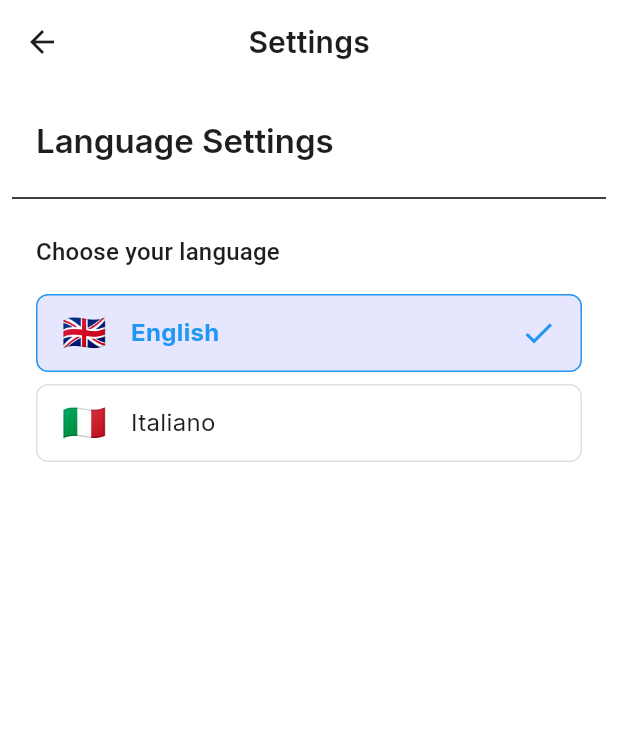
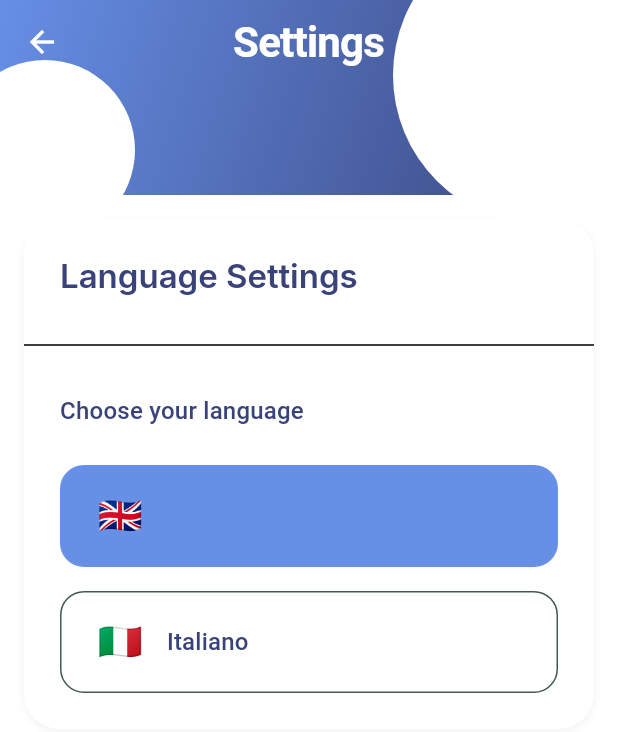
Before and after one commit to MaryRinaldi/intelligearth_mobile_app, a Flutter app: the SettingsPage screen opened by its route, on a phone screen of 412 x 824 dp. Shown: the top 732 px of the screen. Run offline on Flutter 3.47's test engine with Material 3 defaults, Android fonts, the phone set to English and light mode, and no system bars; our stand-ins replace flutter_map, google_fonts, image_picker, latlong2, shared_preferences; accounts and stored records are empty; generated files the repository leaves out were written again; network calls fail.

Commit message:
theme design

```diff
--- a/lib/models/user_model.dart
+++ b/lib/models/user_model.dart
@@ -3,6 +3,7 @@ class User {
   final String name;
   final String email;
   final String role;
+  final String position;
 
   // Costruttore
   User({
@@ -10,13 +11,15 @@ class User {
     required this.name,
     required this.email,
     required this.role,
+    this.position = 'Guest',
   });
 
-   User.empty()
+  User.empty()
       : id = '',
         name = '',
         email = '',
-        role = '';
+        role = '',
+        position = 'Guest';
 
   // Metodo factory per creare un oggetto User da un JSON
   factory User.fromJson(Map<String, dynamic> json) {
@@ -25,6 +28,7 @@ class User {
       name: json['name'] as String,
       email: json['email'] as String,
       role: json['role'] as String, //es admin o utente normale
+      position: json['position'] as String? ?? 'Guest',
     );
   }
 
@@ -35,6 +39,7 @@ class User {
       'name': name,
       'email': email,
       'role': role,
+      'position': position,
     };
   }
 }
--- a/lib/screens/settings_page.dart
+++ b/lib/screens/settings_page.dart
@@ -2,6 +2,7 @@ import 'package:flutter/material.dart';
 import 'package:provider/provider.dart';
 import 'package:flutter_gen/gen_l10n/app_localizations.dart';
 import '../providers/locale_provider.dart';
+import '../theme/app_theme.dart';
 
 class SettingsPage extends StatelessWidget {
   const SettingsPage({super.key});
@@ -12,43 +13,53 @@ class SettingsPage extends StatelessWidget {
     final localeProvider = Provider.of<LocaleProvider>(context);
 
     return Scaffold(
-      appBar: AppBar(
-        title: Text(l10n.settings),
+      appBar: CustomAppBar(
+        title: l10n.settings,
       ),
       body: ListView(
+        padding: const EdgeInsets.all(AppTheme.spacingMedium),
         children: [
-          // Sezione Lingua
-          Card(
-            margin: const EdgeInsets.all(8.0),
+          Container(
+            decoration: BoxDecoration(
+              color: Colors.white,
+              borderRadius: BorderRadius.circular(AppTheme.borderRadiusLarge),
+              boxShadow: AppTheme.softShadow,
+            ),
             child: Column(
               crossAxisAlignment: CrossAxisAlignment.start,
               children: [
                 Padding(
-                  padding: const EdgeInsets.all(16.0),
+                  padding: const EdgeInsets.all(AppTheme.spacingLarge),
                   child: Text(
                     l10n.languageSettings,
-                    style: Theme.of(context).textTheme.titleLarge,
+                    style: Theme.of(context).textTheme.titleLarge?.copyWith(
+                          color: AppTheme.textOnLightColor,
+                          fontWeight: FontWeight.w600,
+                        ),
                   ),
                 ),
                 const Divider(),
                 Padding(
-                  padding: const EdgeInsets.all(16.0),
+                  padding: const EdgeInsets.all(AppTheme.spacingLarge),
                   child: Column(
                     crossAxisAlignment: CrossAxisAlignment.start,
                     children: [
                       Text(
                         l10n.chooseLanguage,
-                        style: Theme.of(context).textTheme.titleMedium,
+                        style:
+                            Theme.of(context).textTheme.titleMedium?.copyWith(
+                                  color: AppTheme.textOnLightColor,
+                                  fontWeight: FontWeight.w500,
+                                ),
                       ),
-                      const SizedBox(height: 16),
-                      // Opzioni lingua
+                      const SizedBox(height: AppTheme.spacingLarge),
                       _LanguageOption(
                         title: 'English',
                         flag: '🇬🇧',
                         locale: const Locale('en'),
                         isSelected: localeProvider.locale.languageCode == 'en',
                       ),
-                      const SizedBox(height: 8),
+                      const SizedBox(height: AppTheme.spacingMedium),
                       _LanguageOption(
                         title: 'Italiano',
                         flag: '🇮🇹',
@@ -61,7 +72,6 @@ class SettingsPage extends StatelessWidget {
               ],
             ),
           ),
-          // Altre impostazioni possono essere aggiunte qui
         ],
       ),
     );
@@ -87,29 +97,38 @@ class _LanguageOption extends StatelessWidget {
 
     return InkWell(
       onTap: () => localeProvider.setLocale(locale),
+      borderRadius: BorderRadius.circular(AppTheme.borderRadiusMedium),
       child: Container(
-        padding: const EdgeInsets.symmetric(vertical: 8.0, horizontal: 16.0),
+        padding: const EdgeInsets.symmetric(
+          vertical: AppTheme.spacingMedium,
+          horizontal: AppTheme.spacingLarge,
+        ),
         decoration: BoxDecoration(
-          color: isSelected ? const Color.fromRGBO(0, 0, 255, 0.1) : null,
-          borderRadius: BorderRadius.circular(8),
+          color: isSelected
+              ? AppTheme.primaryColor.withValues(alpha: 26)
+              : Colors.white,
+          borderRadius: BorderRadius.circular(AppTheme.borderRadiusMedium),
           border: Border.all(
-            color: isSelected ? Colors.blue : Colors.grey.shade300,
+            color: isSelected
+                ? AppTheme.primaryColor
+                : AppTheme.neutralColor.withValues(alpha: 77),
           ),
         ),
         child: Row(
           children: [
             Text(flag, style: const TextStyle(fontSize: 24)),
-            const SizedBox(width: 16),
+            const SizedBox(width: AppTheme.spacingMedium),
             Text(
               title,
-              style: TextStyle(
-                fontSize: 16,
-                fontWeight: isSelected ? FontWeight.bold : FontWeight.normal,
-                color: isSelected ? Colors.blue : null,
-              ),
+              style: Theme.of(context).textTheme.titleMedium?.copyWith(
+                    color: isSelected
+                        ? AppTheme.primaryColor
+                        : AppTheme.textOnLightColor,
+                    fontWeight: isSelected ? FontWeight.bold : FontWeight.w500,
+                  ),
             ),
             const Spacer(),
-            if (isSelected) const Icon(Icons.check, color: Colors.blue),
+            if (isSelected) Icon(Icons.check, color: AppTheme.primaryColor),
           ],
         ),
       ),
--- a/lib/screens/sign_in_screen.dart
+++ b/lib/screens/sign_in_screen.dart
@@ -265,6 +265,8 @@ class SignInScreenState extends State<SignInScreen>
                             const SizedBox(height: AppTheme.spacingLarge),
                             TextFormField(
                               controller: _emailController,
+                              keyboardType: TextInputType.emailAddress,
+                              autofocus: true,
                               decoration: InputDecoration(
                                 labelText: 'Email',
                                 prefixIcon: Icon(
--- a/lib/theme/app_theme.dart
+++ b/lib/theme/app_theme.dart
@@ -3,23 +3,27 @@ import 'package:google_fonts/google_fonts.dart';
 
 class AppTheme {
   // Colors
-  static const Color primaryColor = Color(0xFF668FE6);
-  static const Color secondaryColor = Color(0xFF39437A);
-  static const Color accentColor = Color(0xFFBF20EC);
-  static const Color successColor = Color(0xFF4CAF50);
-  static const Color warningColor = Color(0xFFFFC107);
-  static const Color errorColor = Color(0xFFE53935);
-  static const Color darkColor = Color(0xFF1E1E1E);
-  static const Color neutralColor = Color(0xFF425950);
-  static const Color lightColor = Color(0xFFFAFAFA);
+  static const Color primaryColor = Color(0xFF668FE6); // Blu chiaro
+  static const Color secondaryColor = Color(0xFF39437A); // Blu scuro
+  static const Color accentColor = Color(0xFFBF20EC); // Viola
+  static const Color successColor = Color(0xFF4CAF50); // Verde
+  static const Color warningColor = Color(0xFFFFC107); // Giallo
+  static const Color errorColor = Color(0xFFE53935); // Rosso
+  static const Color darkColor = Color(0xFF1E1E1E); // Nero
+  static const Color neutralColor = Color(0xFF425950); // Grigio scuro
+  static const Color lightColor = Color(0xFFFAFAFA); // Bianco sporco
+  static const Color textOnPrimaryColor =
+      Colors.white; // Testo su sfondo primario
+  static const Color textOnLightColor =
+      Color(0xFF39437A); // Testo su sfondo chiaro
 
   // Gradients
   static const LinearGradient primaryGradient = LinearGradient(
     begin: Alignment.topLeft,
     end: Alignment.bottomRight,
     colors: [
-      Color(0xFF305A72), // primaryColor
-      Color(0xFF1D3D4E), // darker version of primaryColor
+      Color(0xFF668FE6), // primaryColor
+      Color(0xFF39437A), // secondaryColor
     ],
   );
 
@@ -85,8 +89,8 @@ class AppTheme {
         secondary: accentColor,
         surface: Colors.white,
         onSurface: darkColor,
-        onPrimary: Colors.white,
-        onSecondary: Colors.white,
+        onPrimary: textOnPrimaryColor,
+        onSecondary: textOnPrimaryColor,
         error: errorColor,
       ),
       // Typography moderna con Google Fonts
@@ -95,35 +99,35 @@ class AppTheme {
           fontSize: 32,
           fontWeight: FontWeight.bold,
           letterSpacing: -0.5,
-          color: darkColor,
+          color: textOnLightColor,
         ),
         displayMedium: GoogleFonts.inter(
           fontSize: 28,
           fontWeight: FontWeight.bold,
           letterSpacing: -0.5,
-          color: darkColor,
+          color: textOnLightColor,
         ),
         titleLarge: GoogleFonts.inter(
           fontSize: 22,
           fontWeight: FontWeight.w600,
           letterSpacing: 0,
-          color: darkColor,
+          color: textOnLightColor,
         ),
         bodyLarge: GoogleFonts.inter(
           fontSize: 16,
           letterSpacing: 0.15,
-          color: darkColor,
+          color: textOnLightColor,
         ),
         bodyMedium: GoogleFonts.inter(
           fontSize: 14,
           letterSpacing: 0.25,
-          color: darkColor,
+          color: textOnLightColor,
         ),
         labelLarge: GoogleFonts.inter(
           fontSize: 14,
           letterSpacing: 0.1,
           fontWeight: FontWeight.w500,
-          color: darkColor,
+          color: textOnLightColor,
         ),
       ),
       // Bottoni moderni
@@ -262,7 +266,7 @@ class CustomAppBar extends StatelessWidget implements PreferredSizeWidget {
         title: Text(
           title,
           style: Theme.of(context).textTheme.headlineMedium?.copyWith(
-                color: Colors.white,
+                color: AppTheme.textOnPrimaryColor,
                 fontWeight: FontWeight.bold,
                 letterSpacing: -0.5,
               ),
@@ -270,7 +274,7 @@ class CustomAppBar extends StatelessWidget implements PreferredSizeWidget {
         backgroundColor: Colors.transparent,
         elevation: 0,
         automaticallyImplyLeading: automaticallyImplyLeading,
-        iconTheme: const IconThemeData(color: Colors.white),
+        iconTheme: IconThemeData(color: AppTheme.textOnPrimaryColor),
         actions: actions,
         flexibleSpace: SizedBox.expand(
           child: Stack(
@@ -282,9 +286,9 @@ class CustomAppBar extends StatelessWidget implements PreferredSizeWidget {
                 child: Container(
                   width: 200,
                   height: 200,
-                  decoration: const BoxDecoration(
+                  decoration: BoxDecoration(
                     shape: BoxShape.circle,
-                    color: Color.fromRGBO(255, 255, 255, 0.1),
+                    color: AppTheme.textOnPrimaryColor.withValues(alpha: 26),
                   ),
                 ),
               ),
@@ -294,9 +298,9 @@ class CustomAppBar extends StatelessWidget implements PreferredSizeWidget {
                 child: Container(
                   width: 120,
                   height: 120,
-                  decoration: const BoxDecoration(
+                  decoration: BoxDecoration(
                     shape: BoxShape.circle,
-                    color: Color.fromRGBO(255, 255, 255, 0.05),
+                    color: AppTheme.textOnPrimaryColor.withValues(alpha: 13),
                   ),
                 ),
               ),
--- a/pubspec.yaml
+++ b/pubspec.yaml
@@ -32,7 +32,7 @@ dependencies:
     sdk: flutter
   http: ^1.2.2
   collection: ^1.18.0
-  shared_preferences: ^2.0.11
+  shared_preferences: ^2.3.4
   # The following adds the Cupertino Icons font to your application.
   # Use with the CupertinoIcons class for iOS style icons.
   image_picker: ^1.1.2
```
Also changed, not shown: lib/screens/home_screen.dart (+61 -63 lines), lib/screens/quest_page.dart (+29 -45 lines), lib/screens/sign_up_screen.dart (+18 -10 lines), lib/screens/user_page.dart (+12 -10 lines), lib/screens/welcome_page.dart (+74 -18 lines), lib/services/auth_service.dart (+10 -0 lines), assets/images/intelligearth_logo.png, assets/images/roman_forum.png (added), assets/images/roman_pantheon.png (added), pubspec.lock.
